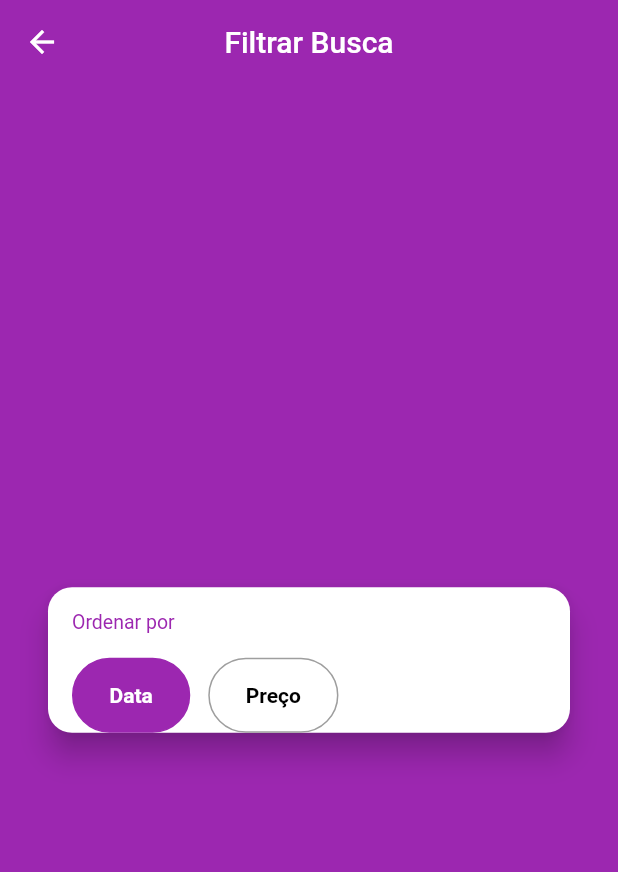
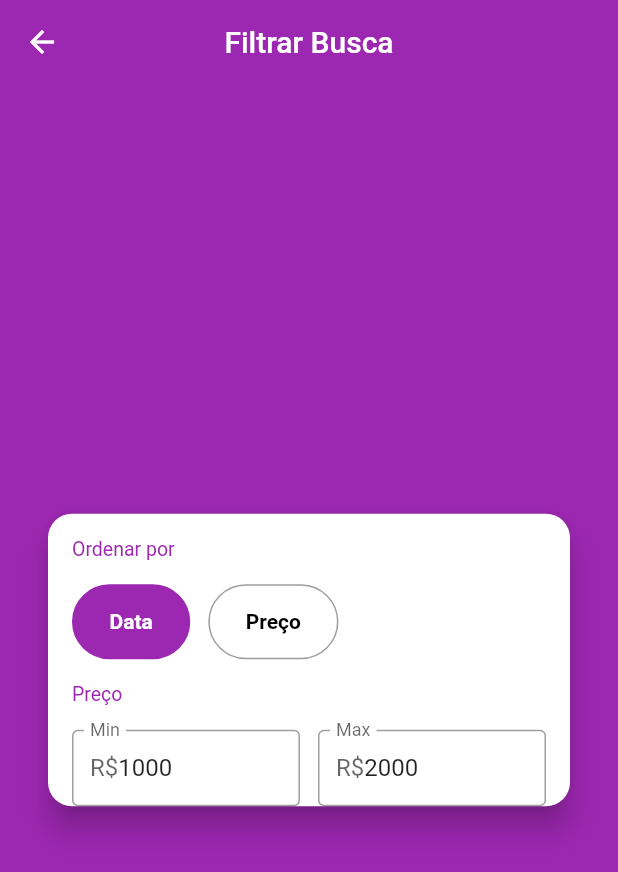
Before and after one commit to eskokado/esk_olx_mobx, a Flutter app: the FilterScreen screen opened directly, on a phone screen of 412 x 824 dp. Shown: the top 872 px of the screen. Run offline on Flutter 3.47's test engine with Material 2 defaults, Android fonts, the phone set to English and light mode, and no system bars; our stand-ins replace brasil_fields, dio, flutter_mobx, get_it, image_cropper, image_picker and 3 more; accounts and stored records are empty; generated files the repository leaves out were written again; network calls fail; statements that could not run were skipped.

Commit message:
feat: criando o campo faixa de preco

```diff
--- /dev/null
+++ b/lib/screens/filter/components/price_field.dart
@@ -0,0 +1,39 @@
+import 'package:brasil_fields/brasil_fields.dart';
+import 'package:flutter/material.dart';
+import 'package:flutter/services.dart';
+
+class PriceField extends StatelessWidget {
+  final String label;
+  final Function(int) onChanged;
+  final int initialValue;
+  const PriceField({
+    this.label,
+    this.onChanged,
+    this.initialValue
+  });
+  @override
+  Widget build(BuildContext context) {
+    return Expanded(
+      child: TextFormField(
+        decoration: InputDecoration(
+          prefixText: 'R\$',
+          border: OutlineInputBorder(),
+          isDense: true,
+          labelText: label,
+        ),
+        inputFormatters: [
+          FilteringTextInputFormatter.digitsOnly,
+          RealInputFormatter(centavos: false),
+        ],
+        keyboardType: TextInputType.number,
+        style: TextStyle(
+          fontSize: 16,
+        ),
+        onChanged: (text) {
+          onChanged(int.tryParse(text.replaceAll('.', '')));
+        },
+        initialValue: initialValue?.toString(),
+      ),
+    );
+  }
+}
--- /dev/null
+++ b/lib/screens/filter/components/price_range_field.dart
@@ -0,0 +1,48 @@
+import 'package:flutter/material.dart';
+import 'package:flutter_mobx/flutter_mobx.dart';
+
+import '../../../stores/filter_store.dart';
+import 'price_field.dart';
+import 'section_title.dart';
+
+class PriceRangeField extends StatelessWidget {
+  final FilterStore filterStore;
+  PriceRangeField(this.filterStore);
+  @override
+  Widget build(BuildContext context) {
+    return Column(
+      crossAxisAlignment: CrossAxisAlignment.start,
+      children: [
+        SectionTitle('Preço'),
+        Row(
+          children: [
+            PriceField(
+              label: 'Min',
+              onChanged: filterStore.setMinPrice,
+              initialValue: filterStore.minPrice,
+            ),
+            SizedBox(
+              width: 12,
+            ),
+            PriceField(
+              label: 'Max',
+              onChanged: filterStore.setMaxPrice,
+              initialValue: filterStore.maxPrice,
+            ),
+          ],
+        ),
+        Observer(builder: (_) {
+          if (filterStore.priceError != null)
+            return Text(
+              filterStore.priceError,
+              style: TextStyle(
+                color: Colors.red,
+                fontSize: 12,
+              ),
+            );
+          return Container();
+        }),
+      ],
+    );
+  }
+}
--- a/lib/screens/filter/filter_screen.dart
+++ b/lib/screens/filter/filter_screen.dart
@@ -2,6 +2,7 @@ import 'package:flutter/material.dart';
 
 import '../../stores/filter_store.dart';
 import 'components/order_by_field.dart';
+import 'components/price_range_field.dart';
 
 class FilterScreen extends StatelessWidget {
   final FilterStore filterStore = FilterStore();
@@ -25,6 +26,7 @@ class FilterScreen extends StatelessWidget {
               mainAxisSize: MainAxisSize.min,
               children: [
                 OrderByField(filterStore),
+                PriceRangeField(filterStore),
               ],
             ),
           ),
--- a/lib/stores/filter_store.dart
+++ b/lib/stores/filter_store.dart
@@ -1,4 +1,5 @@
 import 'package:mobx/mobx.dart';
+
 part 'filter_store.g.dart';
 
 class FilterStore = _FilterStore with _$FilterStore;
@@ -11,4 +12,22 @@ abstract class _FilterStore with Store {
 
   @action
   void setOrderBy(OrderBy value) => orderBy = value;
+
+  @observable
+  int minPrice = 1000;
+
+  @action
+  void setMinPrice(int value) => minPrice = value;
+
+  @observable
+  int maxPrice = 2000;
+
+  @action
+  void setMaxPrice(int value) => maxPrice = value;
+
+  @computed
+  String get priceError =>
+      maxPrice != null && minPrice != null && maxPrice < minPrice
+          ? 'Faixa de preço inválida'
+          : null;
 }
```
Also changed, not shown: lib/stores/filter_store.g.dart.
